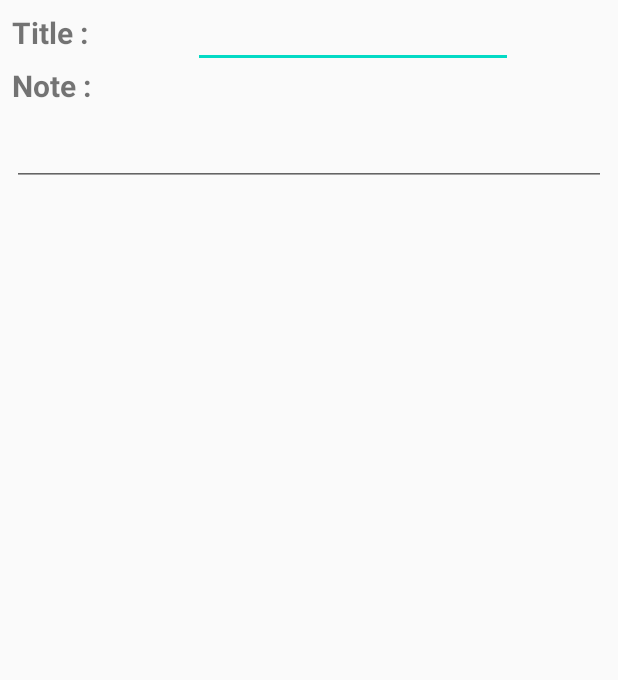
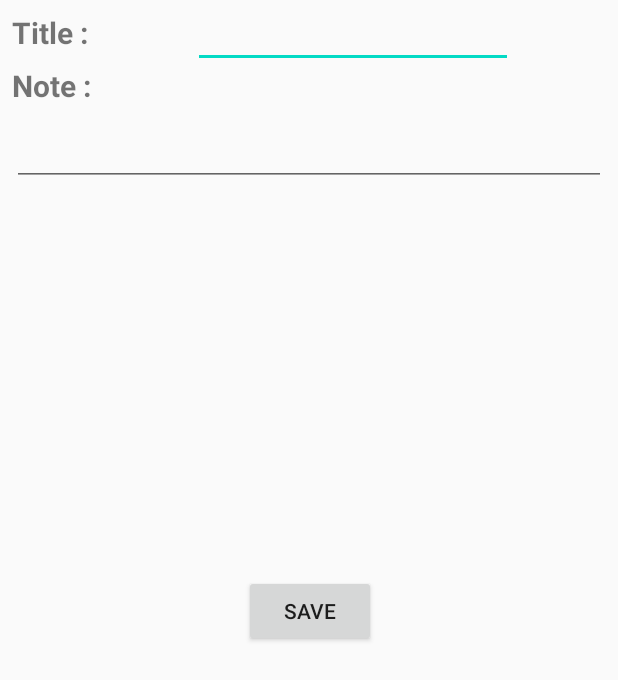
Before and after one commit to raghavbobal1/note_Quasars_android, an Android app: the AddNoteActivity screen opened directly, with no data from a screen before it, on a phone screen of 412 x 824 dp. Shown: the top 680 px of the screen. Run offline under Robolectric (Android 15) with nearby library versions, the phone set to English and light mode, and no system bars; our stand-ins replace ButterKnife.

Commit message:
Added button to save notes, reloaded rv. Bug in menu for adding note

```diff
--- a/app/src/main/java/com/aby/note_quasars_android/DatabaseHandler.java
+++ b/app/src/main/java/com/aby/note_quasars_android/DatabaseHandler.java
@@ -18,7 +18,7 @@ public class DatabaseHandler extends SQLiteOpenHelper {
     private static final String DATABASE_NAME = "notes_manager";
     private static final String TABLE_NAME = "notes";
 
-    // Coloumn Names
+    // Column Names
     private static final String KEY_ID = "id";
     private static final String KEY_TITLE = "title";
     private static final String KEY_NOTE = "note";
--- a/app/src/main/res/layout/activity_add_note.xml
+++ b/app/src/main/res/layout/activity_add_note.xml
@@ -58,4 +58,18 @@
         app:layout_constraintEnd_toEndOf="parent"
         app:layout_constraintStart_toStartOf="parent"
         app:layout_constraintTop_toBottomOf="@+id/tvNote" />
+
+    <Button
+        android:id="@+id/btnSave"
+        android:layout_width="wrap_content"
+        android:layout_height="wrap_content"
+        android:layout_marginStart="162dp"
+        android:layout_marginTop="213dp"
+        android:layout_marginEnd="161dp"
+        android:layout_marginBottom="347dp"
+        android:text="Save"
+        app:layout_constraintBottom_toBottomOf="parent"
+        app:layout_constraintEnd_toEndOf="parent"
+        app:layout_constraintStart_toStartOf="parent"
+        app:layout_constraintTop_toBottomOf="@+id/etNote" />
 </androidx.constraintlayout.widget.ConstraintLayout>
--- a/app/src/main/res/layout/activity_main.xml
+++ b/app/src/main/res/layout/activity_main.xml
@@ -13,6 +13,8 @@
         android:layout_height="wrap_content"
         android:layout_marginRight="24dp"
         android:layout_marginBottom="24dp"
+        android:backgroundTint="#130A0A"
+        android:src="@android:drawable/ic_input_add"
         app:layout_constraintBottom_toBottomOf="parent"
         app:layout_constraintEnd_toEndOf="parent" />
 
--- /dev/null
+++ b/app/src/main/res/menu/menu_add_note.xml
@@ -0,0 +1,9 @@
+<?xml version="1.0" encoding="utf-8"?>
+<menu xmlns:app="http://schemas.android.com/apk/res-auto"
+    xmlns:android="http://schemas.android.com/apk/res/android">
+    <item
+        android:id="@+id/action_save"
+        android:icon="@android:drawable/ic_input_add"
+        android:title="Save"
+        app:showAsAction="always" />
+</menu>
```
Also changed, not shown: app/build.gradle (+7 -2 lines), app/src/main/java/com/aby/note_quasars_android/AddNoteActivity.java (+64 -7 lines), app/src/main/java/com/aby/note_quasars_android/AppDatabase.java (+16 -16 lines), app/src/main/java/com/aby/note_quasars_android/MainActivity.java (+36 -25 lines).
